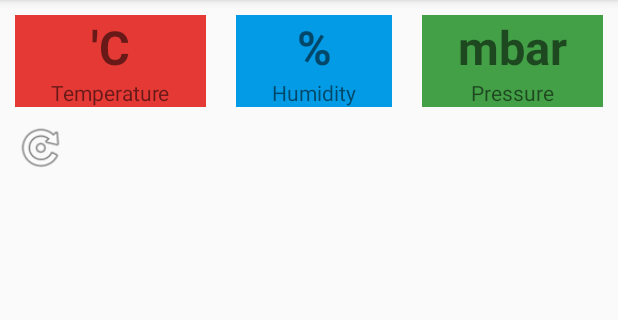
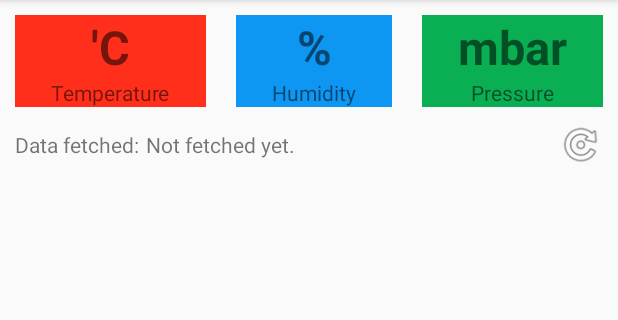
Before and after one commit to nikolajlauridsen/EnviroServe, an Android app: the screen it shows after launch (MainActivity), on a phone screen of 412 x 824 dp, the part 84-404 px from its top. Run offline under Robolectric (Android 15) with nearby library versions, the phone set to English and light mode, and no system bars; our stand-ins replace Volley; network calls fail.

Commit message:
Automatically load data when app is started, add snackbars

```diff
--- a/AndroidApp/app/build.gradle
+++ b/AndroidApp/app/build.gradle
@@ -4,7 +4,7 @@ android {
     compileSdkVersion 26
     defaultConfig {
         applicationId "com.code.molex.enviroserve"
-        minSdkVersion 19
+        minSdkVersion 21
         targetSdkVersion 26
         versionCode 1
         versionName "1.0"
@@ -26,4 +26,5 @@ dependencies {
     androidTestImplementation 'com.android.support.test:runner:1.0.1'
     androidTestImplementation 'com.android.support.test.espresso:espresso-core:3.0.1'
     compile 'com.android.volley:volley:1.0.0'
+    compile 'com.android.support:design:26.1.0'
 }
--- a/AndroidApp/app/src/main/java/com/code/molex/enviroserve/MainActivity.java
+++ b/AndroidApp/app/src/main/java/com/code/molex/enviroserve/MainActivity.java
@@ -1,5 +1,6 @@
 package com.code.molex.enviroserve;
 
+import android.support.design.widget.Snackbar;
 import android.support.v7.app.AppCompatActivity;
 import android.os.Bundle;
 import android.util.Log;
@@ -19,12 +20,22 @@ import org.json.JSONObject;
 import java.util.HashMap;
 
 public class MainActivity extends AppCompatActivity {
-    private final String errorString = "Error";
+    private final String errorString = "Error parsing JSON";
+
 
     @Override
     protected void onCreate(Bundle savedInstanceState) {
         super.onCreate(savedInstanceState);
         setContentView(R.layout.activity_main);
+    }
+
+
+    @Override
+    protected void onResume(){{
+        super.onResume();
+        refreshData(getWindow().getDecorView().getRootView());
+    }
+
     }
 
     public HashMap<String, String> formatData(JSONObject response) throws JSONException{
@@ -68,15 +79,21 @@ public class MainActivity extends AppCompatActivity {
                             // TODO: Show a dialog box
                             tempText.setText(errorString);
                         }
-
                     }
                 }, new Response.ErrorListener() {
                     @Override
                     public void onErrorResponse(VolleyError error) {
-                        // TODO: Smart error things
+                        // Code here.
+                        Snackbar warningSnack = Snackbar.make(findViewById(R.id.root),
+                                R.string.connectionWarningString, Snackbar.LENGTH_LONG);
+                        warningSnack.show();
                     }
                 });
-        // Launch.
+        // Tell the user what's going on
+        Snackbar connectingSnack = Snackbar.make(findViewById(R.id.root),
+                R.string.server_connecting_message, Snackbar.LENGTH_SHORT);
+        connectingSnack.show();
+        // Send request
         queue.add(dataRequest);
     }
 }
--- a/AndroidApp/app/src/main/res/layout/activity_main.xml
+++ b/AndroidApp/app/src/main/res/layout/activity_main.xml
@@ -1,24 +1,21 @@
 <?xml version="1.0" encoding="utf-8"?>
-<android.support.constraint.ConstraintLayout xmlns:android="http://schemas.android.com/apk/res/android"
+<android.support.design.widget.CoordinatorLayout
+    android:id="@+id/root"
+    xmlns:android="http://schemas.android.com/apk/res/android"
     xmlns:app="http://schemas.android.com/apk/res-auto"
-    xmlns:tools="http://schemas.android.com/tools"
     android:layout_width="match_parent"
-    android:layout_height="match_parent"
-    tools:context="com.code.molex.enviroserve.MainActivity">
+    android:layout_height="match_parent">
 
     <LinearLayout
         android:layout_width="match_parent"
         android:layout_height="match_parent"
-        android:orientation="vertical"
-        tools:layout_editor_absoluteX="110dp"
-        tools:layout_editor_absoluteY="0dp">
+        android:orientation="vertical">
 
         <LinearLayout
             android:layout_width="match_parent"
             android:layout_height="wrap_content"
             android:orientation="horizontal"
-            tools:layout_editor_absoluteX="8dp"
-            tools:layout_editor_absoluteY="8dp">
+            android:baselineAligned="false">
 
             <LinearLayout
                 android:layout_width="wrap_content"
@@ -95,19 +92,39 @@
             </LinearLayout>
         </LinearLayout>
 
-        <Button
-            style="@style/Widget.AppCompat.Button.Small"
-            android:layout_width="34dp"
-            android:layout_height="34dp"
+        <LinearLayout
+            android:layout_width="match_parent"
+            android:layout_height="wrap_content"
+            android:orientation="horizontal"
+            android:layout_marginStart="10dp"
             android:layout_marginEnd="10dp"
-            android:layout_marginStart="10dp"
-            android:background="@android:drawable/ic_menu_rotate"
-            android:onClick="refreshData" />
+            android:layout_marginTop="0dp">
+
+            <TextView
+                android:layout_width="wrap_content"
+                android:layout_height="wrap_content"
+                android:text="@string/data_time"
+                android:paddingEnd="2pt"
+                android:layout_weight="0"/>
+
+            <TextView
+                android:layout_width="wrap_content"
+                android:layout_height="wrap_content"
+                android:id="@+id/data_holder"
+                android:text="@string/date_holder"
+                android:layout_weight="1"/>
+
+            <Button
+                style="@style/Widget.AppCompat.Button.Small"
+                android:layout_width="30dp"
+                android:layout_height="30dp"
+                android:background="@android:drawable/ic_menu_rotate"
+                android:onClick="refreshData"
+                android:layout_weight="0"
+                />
+
+        </LinearLayout>
 
     </LinearLayout>
 
-
-
-
-
-</android.support.constraint.ConstraintLayout>
+</android.support.design.widget.CoordinatorLayout>
--- a/AndroidApp/app/src/main/res/values/colors.xml
+++ b/AndroidApp/app/src/main/res/values/colors.xml
@@ -4,7 +4,7 @@
     <color name="colorPrimaryDark">#303F9F</color>
     <color name="colorAccent">#FF4081</color>
     <color name="black">#000000</color>
-    <color name="tempRed">#E53935</color>
-    <color name="humidBlue">#039BE5</color>
-    <color name="pressureGreen">#43A047</color>
+    <color name="tempRed">#FF2F1B</color>
+    <color name="humidBlue">#0D96F2</color>
+    <color name="pressureGreen">#0AAF53</color>
 </resources>
--- a/AndroidApp/app/src/main/res/values/strings.xml
+++ b/AndroidApp/app/src/main/res/values/strings.xml
@@ -8,6 +8,11 @@
     <string name="temp_unit">\'C</string>
     <string name="humid_unit">%</string>
     <string name="pressure_unit">mbar</string>
+    <string name="data_time">Data fetched: </string>
+    <string name="date_holder">Not fetched yet.</string>
 
     <string name="refreshButton">Refresh</string>
+
+    <string name="server_connecting_message">Retrieving climate data</string>
+    <string name="connectionWarningString">Connection error</string>
 </resources>
```
